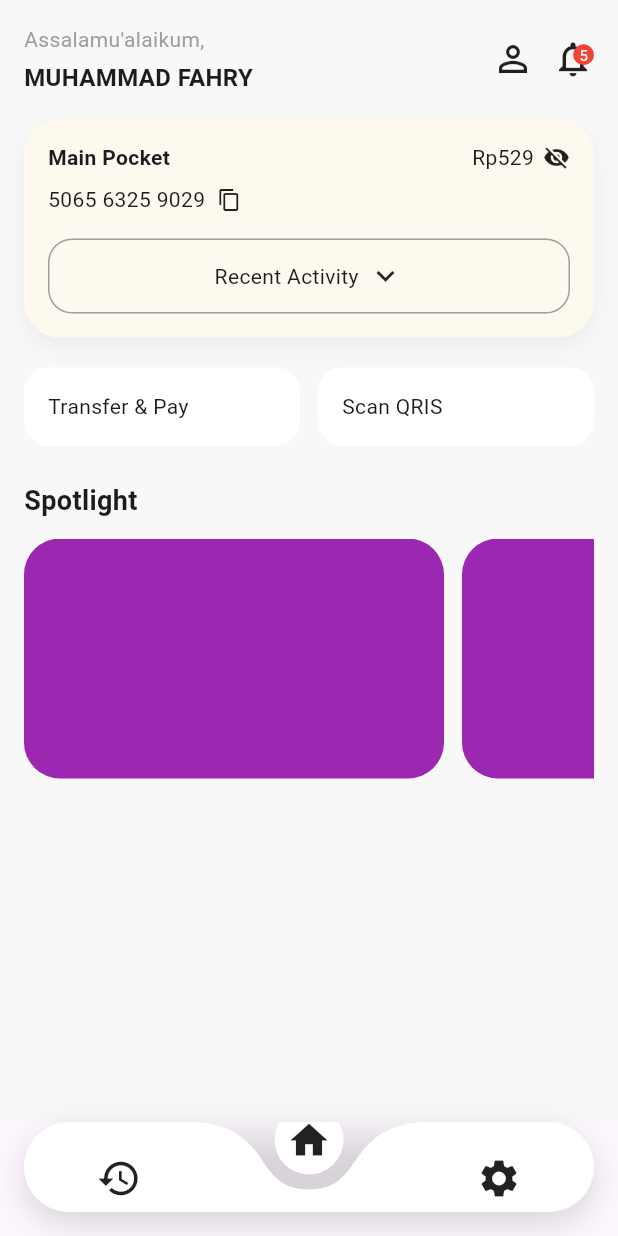
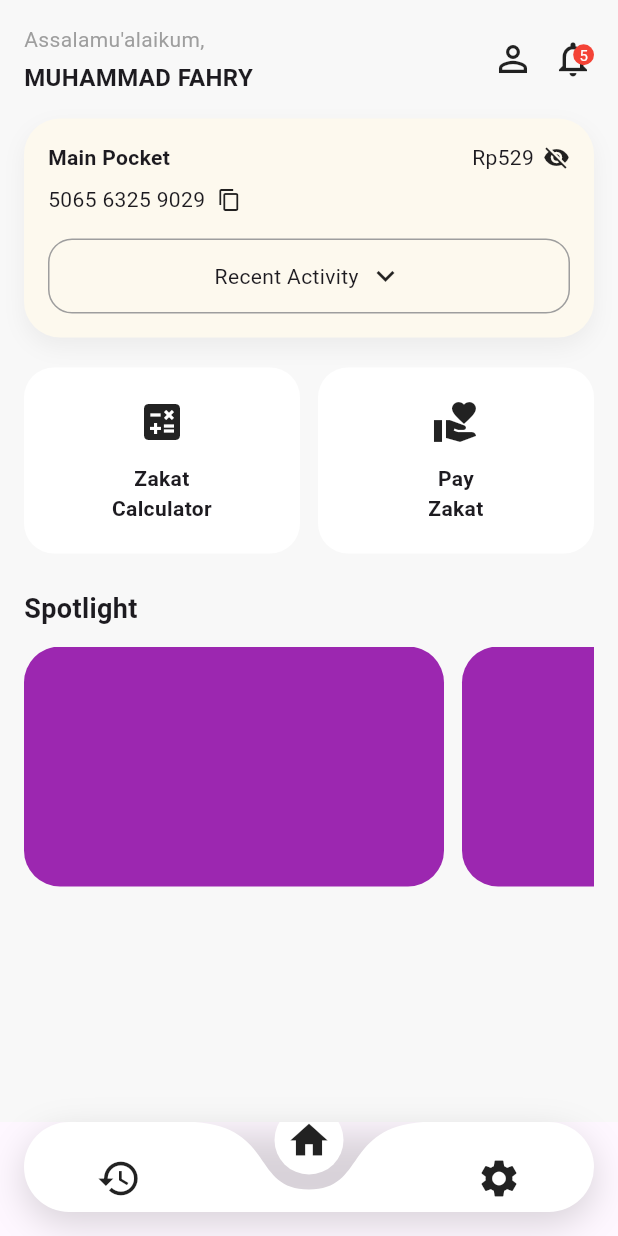
Before and after one commit to SetsunaXpro/Zaqapp, a Flutter app: the screen it shows after launch, item 2 of the bottom bar chosen, on a phone screen of 412 x 824 dp. Run offline on Flutter 3.47's test engine with Material 3 defaults, Android fonts, the light colour scheme and no system bars; drawn by our look-alikes of curved_navigation_bar; our stand-ins replace firebase_core; accounts and stored records are empty.

Commit message:
Resolve merge conflicts

```diff
--- a/lib/UI/quick_actions.dart
+++ b/lib/UI/quick_actions.dart
@@ -1,4 +1,6 @@
 import 'package:flutter/material.dart';
+import 'package:zaqapp/main/calculator.dart';
+import 'package:zaqapp/main/dashboard.dart';
 
 class QuickActions extends StatelessWidget {
   const QuickActions({super.key});
@@ -6,28 +8,76 @@ class QuickActions extends StatelessWidget {
   @override
   Widget build(BuildContext context) {
     return Row(
-      children: const [
-        Expanded(child: _ActionButton(title: 'Transfer & Pay')),
-        SizedBox(width: 12),
-        Expanded(child: _ActionButton(title: 'Scan QRIS')),
+      children: [
+Expanded(
+  child: _QuickActionButton(
+    icon: Icons.calculate,
+    label: 'Zakat\nCalculator',
+    onTap: () {
+      Navigator.push(
+        context,
+        MaterialPageRoute(
+          builder: (_) => const CalculatorPage(
+
+                ),)
+              );
+            },
+          ),
+        ),
+        const SizedBox(width: 12),
+        Expanded(
+          child: _QuickActionButton(
+            icon: Icons.volunteer_activism,
+            label: 'Pay\nZakat',
+            onTap: () {
+              Navigator.push(
+                context,
+                MaterialPageRoute(
+                  builder: (_) => const DashboardPage(),
+                ),
+              );
+            },
+          ),
+        ),
       ],
     );
   }
 }
 
-class _ActionButton extends StatelessWidget {
-  final String title;
-  const _ActionButton({required this.title});
+class _QuickActionButton extends StatelessWidget {
+  final IconData icon;
+  final String label;
+  final VoidCallback onTap;
+
+  const _QuickActionButton({
+    required this.icon,
+    required this.label,
+    required this.onTap,
+  });
 
   @override
   Widget build(BuildContext context) {
-    return Container(
-      padding: const EdgeInsets.all(16),
-      decoration: BoxDecoration(
-        color: Colors.white,
-        borderRadius: BorderRadius.circular(16),
+    return Material(
+      color: Colors.white,
+      borderRadius: BorderRadius.circular(20),
+      child: InkWell(
+        borderRadius: BorderRadius.circular(20),
+        onTap: onTap,
+        child: Padding(
+          padding: const EdgeInsets.symmetric(vertical: 20),
+          child: Column(
+            children: [
+              Icon(icon, size: 32),
+              const SizedBox(height: 12),
+              Text(
+                label,
+                textAlign: TextAlign.center,
+                style: const TextStyle(fontWeight: FontWeight.w600),
+              ),
+            ],
+          ),
+        ),
       ),
-      child: Text(title),
     );
   }
 }
```
Also changed, not shown: lib/main/calculator.dart (added, +145 -0 lines), lib/main/dashboard.dart (+7 -7 lines), lib/main/donate.dart (added, +13 -0 lines).
